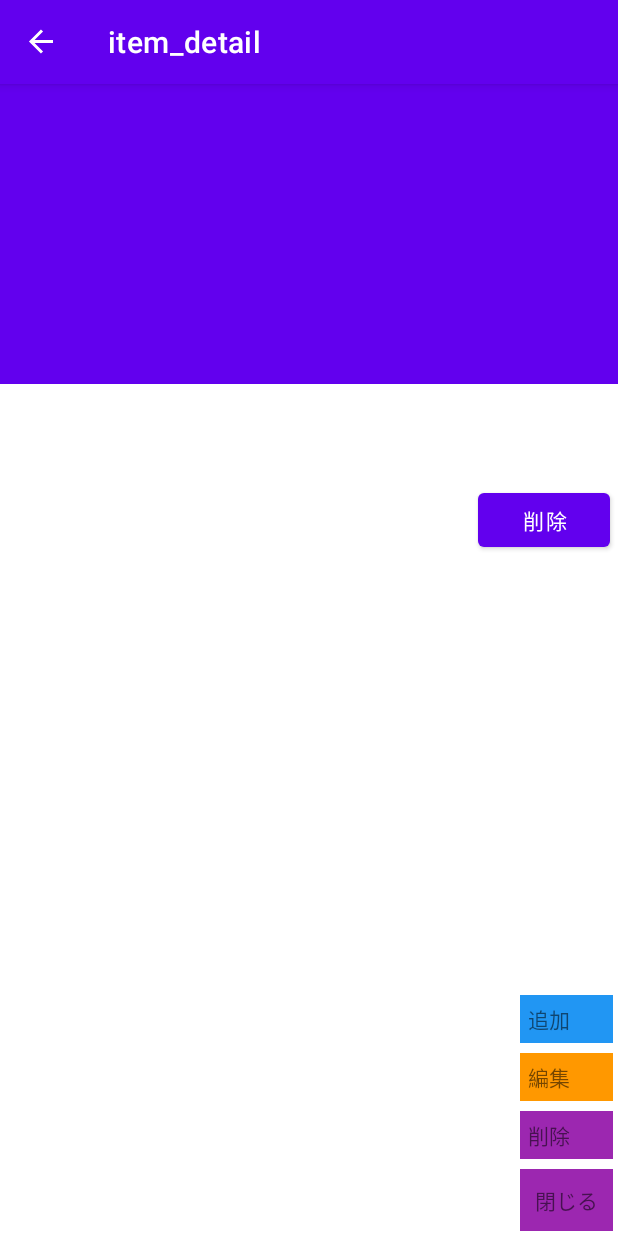
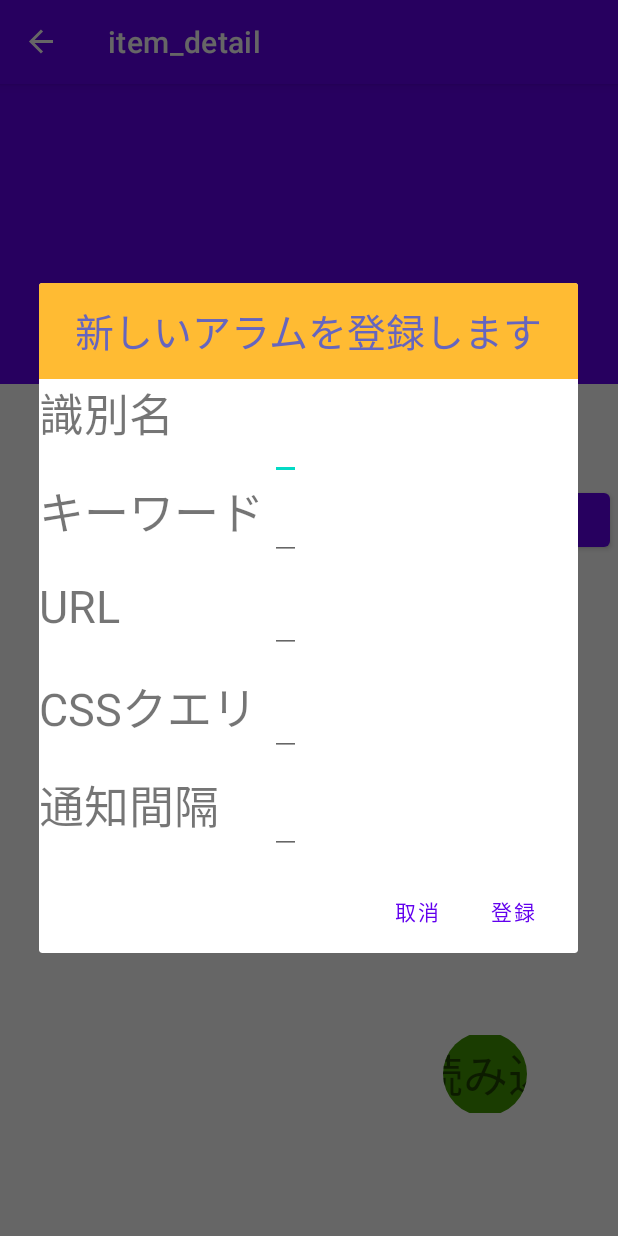
Before and after one commit to uijong0729/SubscribeWebpage, an Android app: the ItemDetailFragment screen opened through its navigation route, after a tap on "追加", on a phone screen of 412 x 824 dp. Run offline under Robolectric (Android 15) with nearby library versions, the phone set to English and light mode, and no system bars; our stand-ins replace Room's generated code, navigation-ui; 2 statements that could not run were skipped; 1 other tap on this screen came first.

Commit message:
add dialog

```diff
--- a/app/src/main/java/com/example/subscribewebpage/Fragments/Adapters/RecyclerViewAdapter.kt
+++ b/app/src/main/java/com/example/subscribewebpage/Fragments/Adapters/RecyclerViewAdapter.kt
@@ -37,7 +37,7 @@ class RecyclerViewAdapter(
         private val contentView: TextView = binding.keyword
         fun bind(data: WebInfoEntity){
             idView.text = data.title
-            contentView.text = data.keyword
+            contentView.text = data.cssQuery
         }
     }
 
--- a/app/src/main/java/com/example/subscribewebpage/Fragments/ItemDetailFragment.kt
+++ b/app/src/main/java/com/example/subscribewebpage/Fragments/ItemDetailFragment.kt
@@ -9,12 +9,8 @@ import android.view.ViewGroup
 import android.widget.Button
 import android.widget.TextView
 import android.widget.Toast
-import androidx.fragment.app.FragmentTransaction
 import androidx.lifecycle.ViewModelProvider
 import androidx.navigation.findNavController
-import androidx.navigation.fragment.findNavController
-import androidx.navigation.fragment.navArgs
-import androidx.navigation.navArgs
 import com.example.subscribewebpage.R
 import com.example.subscribewebpage.common.Const
 import com.example.subscribewebpage.data.WebInfoEntity
@@ -58,7 +54,7 @@ class ItemDetailFragment : Fragment() {
             // View bind
             binding.toolbarLayout?.title = item!!.title
             itemDetailTextView = binding.itemDetail.apply {
-                this.text = item?.description
+                this.text = item?.searchKeyword
             }
             itemDeleteButton = binding.itemDelete.apply {
                 this.setOnClickListener {
--- a/app/src/main/java/com/example/subscribewebpage/ItemDetailHostActivity.kt
+++ b/app/src/main/java/com/example/subscribewebpage/ItemDetailHostActivity.kt
@@ -1,5 +1,6 @@
 package com.example.subscribewebpage
 
+import android.app.Dialog
 import android.os.Bundle
 import android.util.Log
 import android.widget.TextView
@@ -11,7 +12,6 @@ import androidx.navigation.ui.AppBarConfiguration
 import androidx.navigation.ui.navigateUp
 import androidx.navigation.ui.setupActionBarWithNavController
 import com.example.subscribewebpage.common.AppDateUtils
-import com.example.subscribewebpage.common.AppNotification
 import com.example.subscribewebpage.cron.SwWorkRequest
 import com.example.subscribewebpage.data.WebInfoEntity
 import com.example.subscribewebpage.databinding.ActivityItemDetailBinding
@@ -61,16 +61,19 @@ class ItemDetailHostActivity : AppCompatActivity() {
 
         val tvWebInfoInsert = findViewById<TextView>(R.id.tvWebInfoInsert)
         tvWebInfoInsert.setOnClickListener {
-            viewModel.insertWebInfo(
-                WebInfoEntity(
-                    title = "title",
-                    description = "description",
-                    keyword = "keyword",
-                    url = "url",
-                    interval = 15,
-                    date = AppDateUtils.getStringDate()
-                )
-            )
+//            viewModel.insertWebInfo(
+//                WebInfoEntity(
+//                    title = "title",
+//                    searchKeyword = "description",
+//                    cssQuery = "keyword",
+//                    url = "url",
+//                    interval = 15,
+//                    date = AppDateUtils.getStringDate()
+//                )
+//            )
+
+            val newFragment = SwInsertDialog()
+            newFragment.show(supportFragmentManager, "swinsert")
         }
     }
 
@@ -80,4 +83,5 @@ class ItemDetailHostActivity : AppCompatActivity() {
         return navController.navigateUp(appBarConfiguration)
                 || super.onSupportNavigateUp()
     }
+
 }
--- /dev/null
+++ b/app/src/main/java/com/example/subscribewebpage/SwInsertDialog.kt
@@ -0,0 +1,32 @@
+package com.example.subscribewebpage
+
+import android.app.Dialog
+import android.content.DialogInterface
+import android.os.Bundle
+import androidx.appcompat.app.AlertDialog
+import androidx.fragment.app.DialogFragment
+
+class SwInsertDialog : DialogFragment() {
+    override fun onCreateDialog(savedInstanceState: Bundle?): Dialog {
+        return activity?.let {
+            val builder = AlertDialog.Builder(it)
+            // Get the layout inflater
+            val inflater = requireActivity().layoutInflater;
+
+            // Inflate and set the layout for the dialog
+            // Pass null as the parent view because its going in the dialog layout
+            builder.setView(inflater.inflate(R.layout.dialog_insert, null))
+                // Add action buttons
+                .setPositiveButton(R.string.dialog_ok,
+                    DialogInterface.OnClickListener { dialog, id ->
+                        // sign in the user ...
+                    })
+                .setNegativeButton(R.string.dialog_cancle,
+                    DialogInterface.OnClickListener { dialog, id ->
+                        getDialog()?.cancel()
+                    })
+            builder.create()
+        } ?: throw IllegalStateException("Activity cannot be null")
+    }
+
+}
--- a/app/src/main/java/com/example/subscribewebpage/data/Transaction.kt
+++ b/app/src/main/java/com/example/subscribewebpage/data/Transaction.kt
@@ -7,7 +7,7 @@ import androidx.room.Room
 import androidx.room.RoomDatabase
 import androidx.sqlite.db.SupportSQLiteQuery
 
-@Database(entities = [WebInfoEntity::class], version = 9)
+@Database(entities = [WebInfoEntity::class], version = 10)
 abstract class Transaction: RoomDatabase() {
     abstract fun webInfoDao(): WebInfoDao
 
--- a/app/src/main/java/com/example/subscribewebpage/data/WebInfoEntity.kt
+++ b/app/src/main/java/com/example/subscribewebpage/data/WebInfoEntity.kt
@@ -8,8 +8,8 @@ import java.text.SimpleDateFormat
 @Entity(tableName = "WebInfo")
 data class WebInfoEntity(
     @ColumnInfo val title: String,
-    @ColumnInfo val description: String,
-    @ColumnInfo val keyword: String,
+    @ColumnInfo val searchKeyword: String,
+    @ColumnInfo val cssQuery: String,
     @ColumnInfo val url: String?,
     @ColumnInfo var interval: Long?,
     // 1 == true, 0 == false
--- a/app/src/main/res/layout/activity_item_detail.xml
+++ b/app/src/main/res/layout/activity_item_detail.xml
@@ -43,36 +43,30 @@
                 android:id="@+id/tvWebInfoInsert"
                 android:layout_width="match_parent"
                 android:layout_height="wrap_content"
-                android:layout_margin="3dp"
+                android:layout_margin="10dp"
                 android:background="#2196F3"
-                android:padding="5dp"
+                android:padding="3dp"
+                android:textSize="30sp"
                 android:text="@string/menu_add_observer" />
 
             <TextView
-                android:id="@+id/tvWebInfoUpdate"
+                android:id="@+id/tvWebInfoRefresh"
                 android:layout_width="match_parent"
                 android:layout_height="wrap_content"
-                android:layout_margin="3dp"
-                android:background="#FF9800"
-                android:padding="5dp"
-                android:text="@string/menu_modify_observer" />
-
-            <TextView
-                android:id="@+id/tvWebInfoDelete"
-                android:layout_width="match_parent"
-                android:layout_height="wrap_content"
-                android:layout_margin="3dp"
-                android:background="#9C27B0"
-                android:padding="5dp"
-                android:text="@string/menu_delete_observer" />
+                android:layout_margin="10dp"
+                android:background="#419603"
+                android:padding="3dp"
+                android:textSize="30sp"
+                android:text="@string/menu_refresh_observer" />
 
             <TextView
                 android:id="@+id/tvClose"
                 android:layout_width="match_parent"
                 android:layout_height="wrap_content"
-                android:layout_margin="3dp"
+                android:layout_margin="10dp"
+                android:textSize="30sp"
                 android:background="#9C27B0"
-                android:padding="10dp"
+                android:padding="3dp"
                 android:text="@string/menu_close_fab" />
 
         </LinearLayout>
--- /dev/null
+++ b/app/src/main/res/layout/dialog_insert.xml
@@ -0,0 +1,131 @@
+<?xml version="1.0" encoding="utf-8"?>
+<LinearLayout xmlns:android="http://schemas.android.com/apk/res/android"
+    android:orientation="vertical"
+    android:layout_width="match_parent"
+    android:layout_height="match_parent">
+
+    <TextView
+        android:layout_width="match_parent"
+        android:layout_height="64dp"
+        android:background="#FFFFBB33"
+        android:contentDescription="@string/app_name"
+        android:gravity="center"
+        android:scaleType="center"
+        android:text="@string/dialog_title"
+        android:textColor="@color/light_blue"
+        android:textSize="26sp" />
+
+    <TableLayout
+        android:layout_width="match_parent"
+        android:layout_height="match_parent">
+
+        <TableRow
+            android:layout_width="match_parent"
+            android:layout_height="match_parent" >
+
+            <TextView
+                android:layout_width="wrap_content"
+                android:layout_height="wrap_content"
+                android:text="識別名"
+                android:textSize="30sp" />
+
+            <EditText
+                android:id="@+id/add_title"
+                android:layout_width="match_parent"
+                android:layout_height="wrap_content"
+                android:layout_marginLeft="4dp"
+                android:layout_marginTop="16dp"
+                android:layout_marginRight="4dp"
+                android:layout_marginBottom="4dp"
+                android:inputType="text" />
+        </TableRow>
+
+        <TableRow
+            android:layout_width="match_parent"
+            android:layout_height="match_parent" >
+
+            <TextView
+                android:layout_width="wrap_content"
+                android:layout_height="wrap_content"
+                android:text="キーワード"
+                android:textSize="30sp" />
+
+            <EditText
+                android:id="@+id/add_keyword"
+                android:layout_width="match_parent"
+                android:layout_height="wrap_content"
+                android:layout_marginLeft="4dp"
+                android:layout_marginTop="4dp"
+                android:layout_marginRight="4dp"
+                android:layout_marginBottom="16dp"
+                android:fontFamily="sans-serif"
+                android:inputType="text" />
+        </TableRow>
+
+        <TableRow
+            android:layout_width="match_parent"
+            android:layout_height="match_parent" >
+
+            <TextView
+                android:layout_width="wrap_content"
+                android:layout_height="wrap_content"
+                android:text="URL"
+                android:textSize="30sp" />
+
+            <EditText
+                android:id="@+id/add_url"
+                android:layout_width="match_parent"
+                android:layout_height="wrap_content"
+                android:layout_marginLeft="4dp"
+                android:layout_marginTop="4dp"
+                android:layout_marginRight="4dp"
+                android:layout_marginBottom="16dp"
+                android:fontFamily="sans-serif"
+                android:inputType="textUri" />
+        </TableRow>
+
+        <TableRow
+            android:layout_width="match_parent"
+            android:layout_height="match_parent" >
+
+            <TextView
+                android:layout_width="wrap_content"
+                android:layout_height="wrap_content"
+                android:text="CSSクエリ"
+                android:textSize="30sp" />
+
+            <EditText
+                android:id="@+id/add_query"
+                android:layout_width="match_parent"
+                android:layout_height="wrap_content"
+                android:layout_marginLeft="4dp"
+                android:layout_marginTop="4dp"
+                android:layout_marginRight="4dp"
+                android:layout_marginBottom="16dp"
+                android:fontFamily="sans-serif"
+                android:inputType="text" />
+        </TableRow>
+
+        <TableRow
+            android:layout_width="match_parent"
+            android:layout_height="match_parent">
+
+            <TextView
+                android:layout_width="wrap_content"
+                android:layout_height="wrap_content"
+                android:text="通知間隔"
+                android:textSize="30sp" />
+
+            <EditText
+                android:id="@+id/add_interval"
+                android:layout_width="match_parent"
+                android:layout_height="wrap_content"
+                android:layout_marginLeft="4dp"
+                android:layout_marginTop="4dp"
+                android:layout_marginRight="4dp"
+                android:layout_marginBottom="16dp"
+                android:fontFamily="sans-serif"
+                android:inputType="text" />
+        </TableRow>
+    </TableLayout>
+</LinearLayout>
--- a/app/src/main/res/values/colors.xml
+++ b/app/src/main/res/values/colors.xml
@@ -7,4 +7,5 @@
     <color name="teal_700">#FF018786</color>
     <color name="black">#FF000000</color>
     <color name="white">#FFFFFFFF</color>
+    <color name="light_blue">#6565bf</color>
 </resources>
--- a/app/src/main/res/values/strings.xml
+++ b/app/src/main/res/values/strings.xml
@@ -6,5 +6,11 @@
     <string name="menu_delete_observer">削除</string>
     <string name="menu_modify_observer">編集</string>
 
+    <string name="menu_refresh_observer">再読み込み</string>
     <string name="menu_close_fab">閉じる</string>
+
+    <string name="dialog_title">新しいアラムを登録します</string>
+    <string name="dialog_ok">登録</string>
+    <string name="dialog_cancle">取消</string>
+
 </resources>
```
